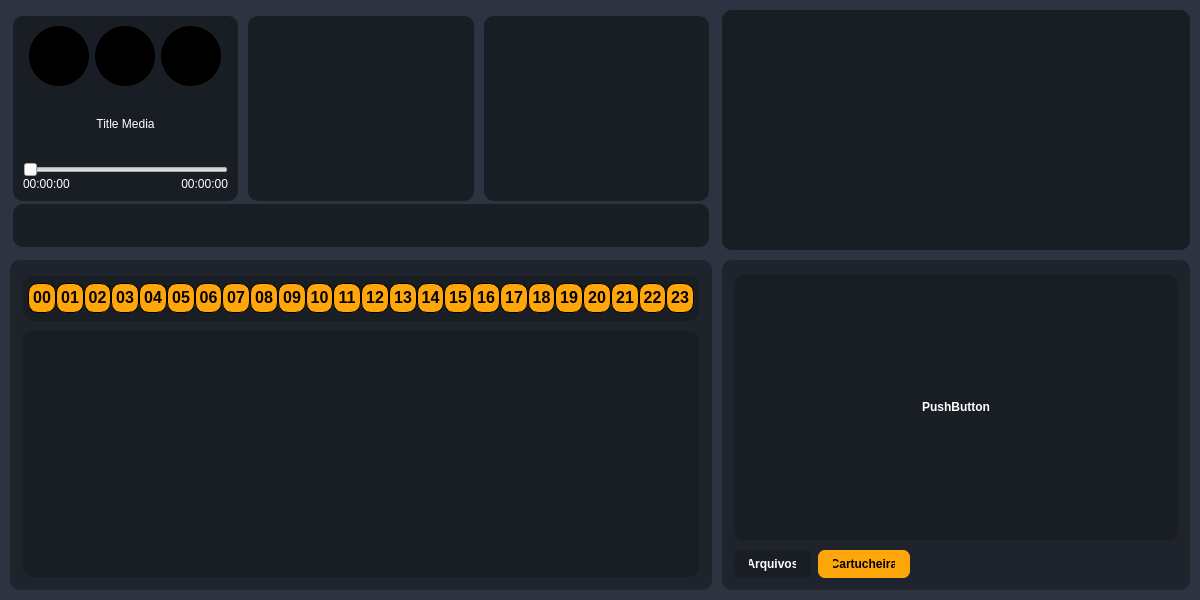
Old version of the form UI/player.ui in the repository BrunoCardosoFS/NaxiStudioMix.
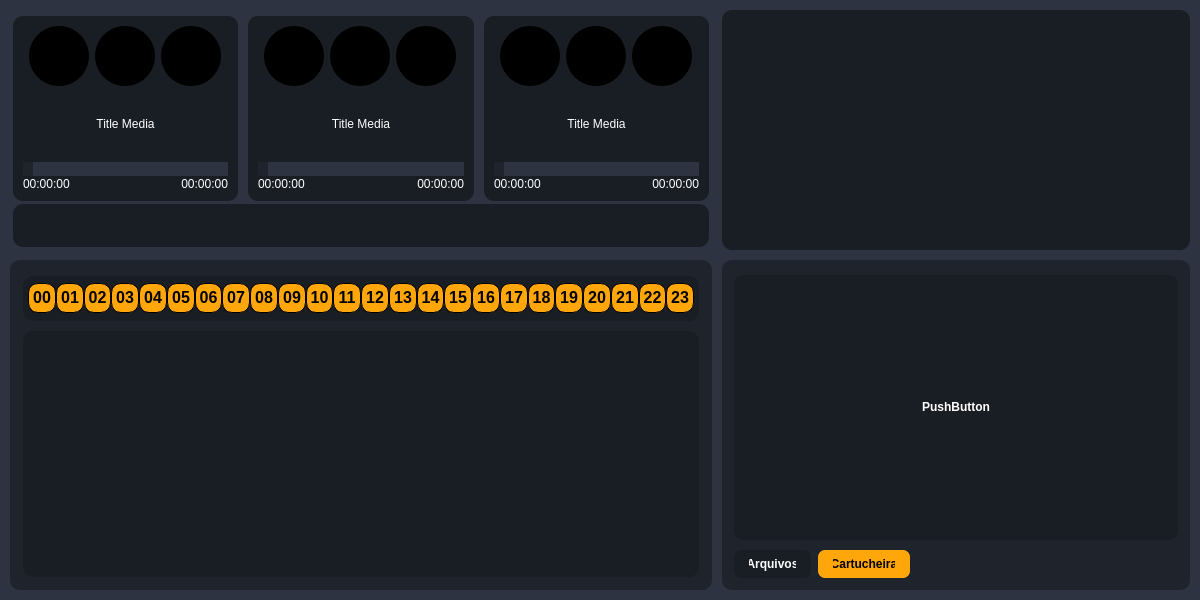
New version of the form. Icons and pictures are not drawn.

Diff of the .ui file:
```diff
--- a/UI/player.ui
+++ b/UI/player.ui
@@ -21,7 +21,7 @@
   </property>
   <property name="minimumSize">
    <size>
-    <width>800</width>
+    <width>1000</width>
     <height>600</height>
    </size>
   </property>
@@ -553,7 +553,7 @@
    </property>
    <property name="minimumSize">
     <size>
-     <width>800</width>
+     <width>1000</width>
      <height>600</height>
     </size>
    </property>
@@ -1474,6 +1474,57 @@
 background:#191D24;
 border-radius:10px;
 border:none;
+}
+
+QGroupBox#playersArea QPushButton{
+	background: #000;
+	border-radius: 30px;
+}
+
+QGroupBox#playersArea QPushButton:hover{
+	background: #111;
+	border-radius: 30px;
+}
+
+QGroupBox#playersArea QSlider::groove:horizontal {
+    border: 0px solid transparent;
+	border-radius: 10px;
+    height: 10px;
+    background: #eeeeee;
+    margin: 2px 0;
+}
+
+QGroupBox#playersArea QSlider::handle:horizontal {
+    background-color: #1f232c;
+    height: 10px;
+    width: 10px;
+    border: 0px solid transparent;
+	margin: -2px 0;
+}
+
+QGroupBox#playersArea QSlider::handle:horizontal:pressed {
+    background-color: #1f232c;
+    border: 0px solid transparent;
+    margin: -2px 0px;
+}
+
+QGroupBox#playersArea QSlider::handle:horizontal:disabled {
+    background-color: #bbbbbb;
+    height: 10px;
+    width: 10px;
+    border: 0px solid transparent;
+    margin: -1px -1px;
+    border-radius: 4px;
+}
+
+QGroupBox#playersArea QSlider::add-page:horizontal {
+    background: #2d3340; /* Cor inicial para a parte concluída */
+	border-radius: 10px;
+}
+
+QGroupBox#playersArea QSlider::sub-page:horizontal {
+    background: #ffa60a;  /* Cor para a parte ainda não concluída */
+	border-radius: 10px;
 }</string>
          </property>
          <layout class="QHBoxLayout" name="horizontalLayout_3" stretch="1,1,1">
@@ -1692,6 +1743,9 @@
                 </property>
                 <item>
                  <widget class="QSlider" name="player1Slider">
+                  <property name="styleSheet">
+                   <string notr="true"/>
+                  </property>
                   <property name="orientation">
                    <enum>Qt::Horizontal</enum>
                   </property>
@@ -1749,7 +1803,243 @@
             <property name="styleSheet">
              <string notr="true"/>
             </property>
-            <layout class="QVBoxLayout" name="player2Layout"/>
+            <layout class="QVBoxLayout" name="player2Layout" stretch="0,1,0">
+             <property name="spacing">
+              <number>11</number>
+             </property>
+             <property name="leftMargin">
+              <number>10</number>
+             </property>
+             <property name="topMargin">
+              <number>10</number>
+             </property>
+             <property name="rightMargin">
+              <number>10</number>
+             </property>
+             <property name="bottomMargin">
+              <number>10</number>
+             </property>
+             <item>
+              <widget class="QWidget" name="player2Controls" native="true">
+               <property name="minimumSize">
+                <size>
+                 <width>0</width>
+                 <height>60</height>
+                </size>
+               </property>
+               <property name="maximumSize">
+                <size>
+                 <width>16777215</width>
+                 <height>60</height>
+                </size>
+               </property>
+               <property name="styleSheet">
+                <string notr="true"/>
+               </property>
+               <layout class="QHBoxLayout" name="player2ControlsLayout" stretch="1,1,1">
+                <property name="spacing">
+                 <number>0</number>
+                </property>
+                <property name="leftMargin">
+                 <number>0</number>
+                </property>
+                <property name="topMargin">
+                 <number>0</number>
+                </property>
+                <property name="rightMargin">
+                 <number>0</number>
+                </property>
+                <property name="bottomMargin">
+                 <number>0</number>
+                </property>
+                <item>
+                 <widget class="QPushButton" name="player2Play">
+                  <property name="minimumSize">
+                   <size>
+                    <width>0</width>
+                    <height>60</height>
+                   </size>
+                  </property>
+                  <property name="maximumSize">
+                   <size>
+                    <width>60</width>
+                    <height>60</height>
+                   </size>
+                  </property>
+                  <property name="cursor">
+                   <cursorShape>PointingHandCursor</cursorShape>
+                  </property>
+                  <property name="text">
+                   <string/>
+                  </property>
+                  <property name="icon">
+                   <iconset resource="forms/player.qrc">
+                    <normaloff>:/images/icons/play.svg</normaloff>:/images/icons/play.svg</iconset>
+                  </property>
+                  <property name="iconSize">
+                   <size>
+                    <width>65</width>
+                    <height>65</height>
+                   </size>
+                  </property>
+                  <property name="shortcut">
+                   <string>F1</string>
+                  </property>
+                 </widget>
+                </item>
+                <item>
+                 <widget class="QPushButton" name="player2Pause">
+                  <property name="minimumSize">
+                   <size>
+                    <width>0</width>
+                    <height>60</height>
+                   </size>
+                  </property>
+                  <property name="maximumSize">
+                   <size>
+                    <width>60</width>
+                    <height>60</height>
+                   </size>
+                  </property>
+                  <property name="cursor">
+                   <cursorShape>PointingHandCursor</cursorShape>
+                  </property>
+                  <property name="text">
+                   <string/>
+                  </property>
+                  <property name="icon">
+                   <iconset resource="forms/player.qrc">
+                    <normaloff>:/images/icons/pause.svg</normaloff>:/images/icons/pause.svg</iconset>
+                  </property>
+                  <property name="iconSize">
+                   <size>
+                    <width>65</width>
+                    <height>65</height>
+                   </size>
+                  </property>
+                  <property name="shortcut">
+                   <string>F2</string>
+                  </property>
+                 </widget>
+                </item>
+                <item>
+                 <widget class="QPushButton" name="player2Stop">
+                  <property name="minimumSize">
+                   <size>
+                    <width>0</width>
+                    <height>60</height>
+                   </size>
+                  </property>
+                  <property name="maximumSize">
+                   <size>
+                    <width>60</width>
+                    <height>60</height>
+                   </size>
+                  </property>
+                  <property name="cursor">
+                   <cursorShape>PointingHandCursor</cursorShape>
+                  </property>
+                  <property name="text">
+                   <string/>
+                  </property>
+                  <property name="icon">
+                   <iconset resource="forms/player.qrc">
+                    <normaloff>:/images/icons/stop.svg</normaloff>:/images/icons/stop.svg</iconset>
+                  </property>
+                  <property name="iconSize">
+                   <size>
+                    <width>65</width>
+                    <height>65</height>
+                   </size>
+                  </property>
+                  <property name="shortcut">
+                   <string>F3</string>
+                  </property>
+                 </widget>
+                </item>
+               </layout>
+              </widget>
+             </item>
+             <item>
+              <widget class="QLabel" name="player2Title">
+               <property name="text">
+                <string>Title Media</string>
+               </property>
+               <property name="alignment">
+                <set>Qt::AlignCenter</set>
+               </property>
+              </widget>
+             </item>
+             <item>
+              <widget class="QWidget" name="player2TimeArea" native="true">
+               <layout class="QVBoxLayout" name="player2TimeAreaLayout">
+                <property name="spacing">
+                 <number>0</number>
+                </property>
+                <property name="leftMargin">
+                 <number>0</number>
+                </property>
+                <property name="topMargin">
+                 <number>0</number>
+                </property>
+                <property name="rightMargin">
+                 <number>0</number>
+                </property>
+                <property name="bottomMargin">
+                 <number>0</number>
+                </property>
+                <item>
+                 <widget class="QSlider" name="player2Slider">
+                  <property name="orientation">
+                   <enum>Qt::Horizontal</enum>
+                  </property>
+                 </widget>
+                </item>
+                <item>
+                 <widget class="QWidget" name="player2Times" native="true">
+                  <layout class="QHBoxLayout" name="player2TimesLayout">
+                   <property name="spacing">
+                    <number>5</number>
+                   </property>
+                   <property name="leftMargin">
+                    <number>0</number>
+                   </property>
+                   <property name="topMargin">
+                    <number>0</number>
+                   </property>
+                   <property name="rightMargin">
+                    <number>0</number>
+                   </property>
+                   <property name="bottomMargin">
+                    <number>0</number>
+                   </property>
+                   <item>
+                    <widget class="QLabel" name="player2Time">
+                     <property name="text">
+                      <string>00:00:00</string>
+                     </property>
+                     <property name="textFormat">
+                      <enum>Qt::AutoText</enum>
+                     </property>
+                    </widget>
+                   </item>
+                   <item>
+                    <widget class="QLabel" name="player2Duration">
+                     <property name="text">
+                      <string>00:00:00</string>
+                     </property>
+                     <property name="alignment">
+                      <set>Qt::AlignRight|Qt::AlignTrailing|Qt::AlignVCenter</set>
+                     </property>
+                    </widget>
+                   </item>
+                  </layout>
+                 </widget>
+                </item>
+               </layout>
+              </widget>
+             </item>
+            </layout>
            </widget>
           </item>
           <item>
@@ -1757,7 +2047,243 @@
             <property name="styleSheet">
              <string notr="true"/>
             </property>
-            <layout class="QVBoxLayout" name="player3Layout"/>
+            <layout class="QVBoxLayout" name="player3Layout" stretch="0,1,0">
+             <property name="spacing">
+              <number>11</number>
+             </property>
+             <property name="leftMargin">
+              <number>10</number>
+             </property>
+             <property name="topMargin">
+              <number>10</number>
+             </property>
+             <property name="rightMargin">
+              <number>10</number>
+             </property>
+             <property name="bottomMargin">
+              <number>10</number>
+             </property>
+             <item>
+              <widget class="QWidget" name="player3Controls" native="true">
+               <property name="minimumSize">
+                <size>
+                 <width>0</width>
+                 <height>60</height>
+                </size>
+               </property>
+               <property name="maximumSize">
+                <size>
+                 <width>16777215</width>
+                 <height>60</height>
+                </size>
+               </property>
+               <property name="styleSheet">
+                <string notr="true"/>
+               </property>
+               <layout class="QHBoxLayout" name="player3ControlsLayout" stretch="1,1,1">
+                <property name="spacing">
+                 <number>0</number>
+                </property>
+                <property name="leftMargin">
+                 <number>0</number>
+                </property>
+                <property name="topMargin">
+                 <number>0</number>
+                </property>
+                <property name="rightMargin">
+                 <number>0</number>
+                </property>
+                <property name="bottomMargin">
+                 <number>0</number>
+                </property>
+                <item>
+                 <widget class="QPushButton" name="player3Play">
+                  <property name="minimumSize">
+                   <size>
+                    <width>0</width>
+                    <height>60</height>
+                   </size>
+                  </property>
+                  <property name="maximumSize">
+                   <size>
+                    <width>60</width>
+                    <height>60</height>
+                   </size>
+                  </property>
+                  <property name="cursor">
+                   <cursorShape>PointingHandCursor</cursorShape>
+                  </property>
+                  <property name="text">
+                   <string/>
+                  </property>
+                  <property name="icon">
+                   <iconset resource="forms/player.qrc">
+                    <normaloff>:/images/icons/play.svg</normaloff>:/images/icons/play.svg</iconset>
+                  </property>
+                  <property name="iconSize">
+                   <size>
+                    <width>65</width>
+                    <height>65</height>
+                   </size>
+                  </property>
+                  <property name="shortcut">
+                   <string>F1</string>
+                  </property>
+                 </widget>
+                </item>
+                <item>
+                 <widget class="QPushButton" name="player3Pause">
+                  <property name="minimumSize">
+                   <size>
+                    <width>0</width>
+                    <height>60</height>
+                   </size>
+                  </property>
+                  <property name="maximumSize">
+                   <size>
+                    <width>60</width>
+                    <height>60</height>
+                   </size>
+                  </property>
+                  <property name="cursor">
+                   <cursorShape>PointingHandCursor</cursorShape>
+                  </property>
+                  <property name="text">
+                   <string/>
+                  </property>
+                  <property name="icon">
+                   <iconset resource="forms/player.qrc">
+                    <normaloff>:/images/icons/pause.svg</normaloff>:/images/icons/pause.svg</iconset>
+                  </property>
+                  <property name="iconSize">
+                   <size>
+                    <width>65</width>
+                    <height>65</height>
+                   </size>
+                  </property>
+                  <property name="shortcut">
+                   <string>F2</string>
+                  </property>
+                 </widget>
+                </item>
+                <item>
+                 <widget class="QPushButton" name="player3Stop">
+                  <property name="minimumSize">
+                   <size>
+                    <width>0</width>
+                    <height>60</height>
+                   </size>
+                  </property>
+                  <property name="maximumSize">
+                   <size>
+                    <width>60</width>
+                    <height>60</height>
+                   </size>
+                  </property>
+                  <property name="cursor">
+                   <cursorShape>PointingHandCursor</cursorShape>
+                  </property>
+                  <property name="text">
+                   <string/>
+                  </property>
+                  <property name="icon">
+                   <iconset resource="forms/player.qrc">
+                    <normaloff>:/images/icons/stop.svg</normaloff>:/images/icons/stop.svg</iconset>
+                  </property>
+                  <property name="iconSize">
+                   <size>
+                    <width>65</width>
+                    <height>65</height>
+                   </size>
+                  </property>
+                  <property name="shortcut">
+                   <string>F3</string>
+                  </property>
+                 </widget>
+                </item>
+               </layout>
+              </widget>
+             </item>
+             <item>
+              <widget class="QLabel" name="player3Title">
+               <property name="text">
+                <string>Title Media</string>
+               </property>
+               <property name="alignment">
+                <set>Qt::AlignCenter</set>
+               </property>
+              </widget>
+             </item>
+             <item>
+              <widget class="QWidget" name="player3TimeArea" native="true">
+               <layout class="QVBoxLayout" name="player3TimeAreaLayout">
+                <property name="spacing">
+                 <number>0</number>
+                </property>
+                <property name="leftMargin">
+                 <number>0</number>
+                </property>
+                <property name="topMargin">
+                 <number>0</number>
+                </property>
+                <property name="rightMargin">
+                 <number>0</number>
+                </property>
+                <property name="bottomMargin">
+                 <number>0</number>
+                </property>
+                <item>
+                 <widget class="QSlider" name="player3Slider">
+                  <property name="orientation">
+                   <enum>Qt::Horizontal</enum>
+                  </property>
+                 </widget>
+                </item>
+                <item>
+                 <widget class="QWidget" name="player3Times" native="true">
+                  <layout class="QHBoxLayout" name="player3TimesLayout">
+                   <property name="spacing">
+                    <number>5</number>
+                   </property>
+                   <property name="leftMargin">
+                    <number>0</number>
+                   </property>
+                   <property name="topMargin">
+                    <number>0</number>
+                   </property>
+                   <property name="rightMargin">
+                    <number>0</number>
+                   </property>
+                   <property name="bottomMargin">
+                    <number>0</number>
+                   </property>
+                   <item>
+                    <widget class="QLabel" name="player3Time">
+                     <property name="text">
+                      <string>00:00:00</string>
+                     </property>
+                     <property name="textFormat">
+                      <enum>Qt::AutoText</enum>
+                     </property>
+                    </widget>
+                   </item>
+                   <item>
+                    <widget class="QLabel" name="player3Duration">
+                     <property name="text">
+                      <string>00:00:00</string>
+                     </property>
+                     <property name="alignment">
+                      <set>Qt::AlignRight|Qt::AlignTrailing|Qt::AlignVCenter</set>
+                     </property>
+                    </widget>
+                   </item>
+                  </layout>
+                 </widget>
+                </item>
+               </layout>
+              </widget>
+             </item>
+            </layout>
            </widget>
           </item>
          </layout>
```
Left out of the diff: 28 changed lines with no effect on the pictures.
